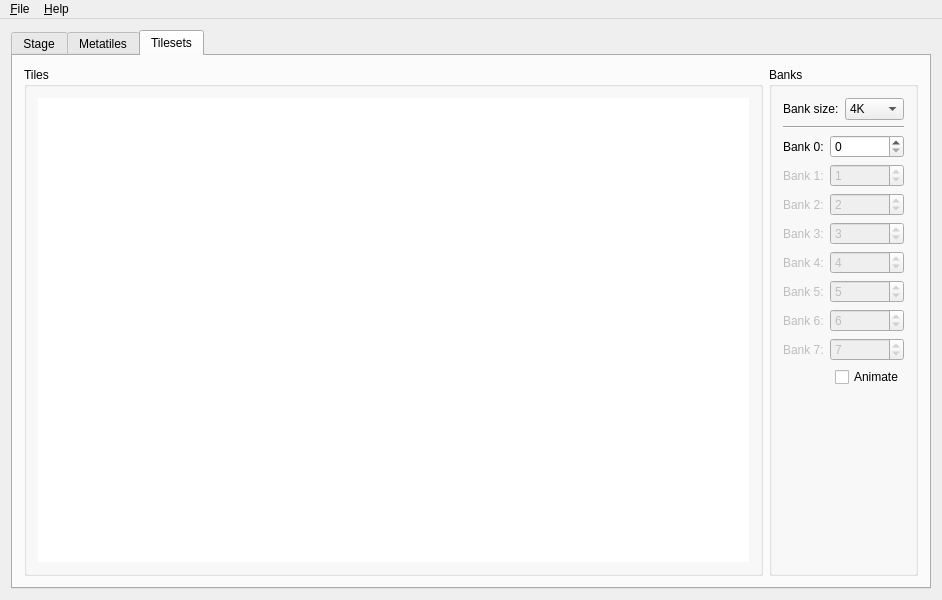
Above: nesstagetool.ui from BattyBovine/NES-Stage-Tool before the change. Below: the same form after it.
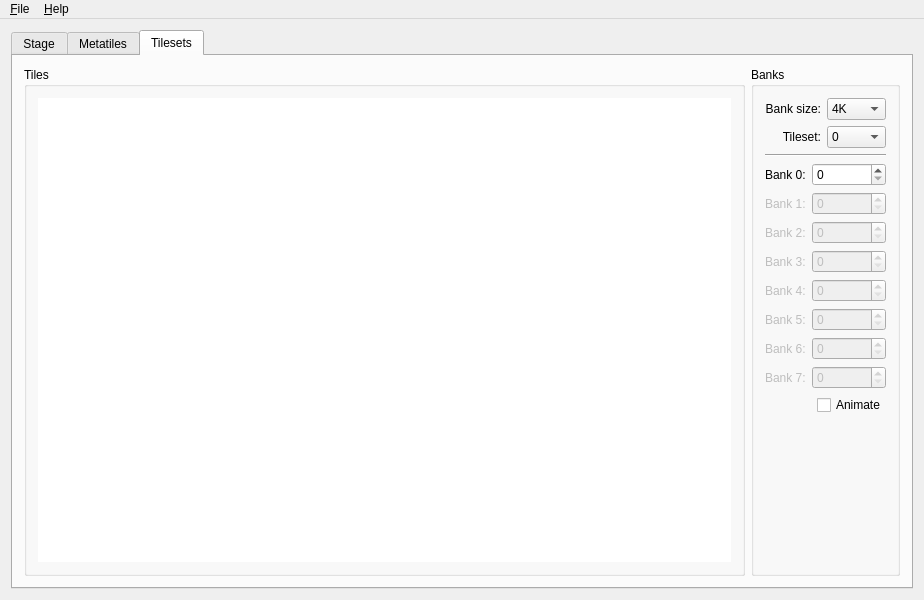
That is the form after the change. The open tabs and pages were chosen to show the change. Custom widgets are drawn as their Qt base class.

Commit message: Preliminary support for cached global tilesets begins now.

Diff of the .ui file:
```diff
--- a/nesstagetool.ui
+++ b/nesstagetool.ui
@@ -6,13 +6,13 @@
    <rect>
     <x>0</x>
     <y>0</y>
-    <width>942</width>
+    <width>924</width>
     <height>600</height>
    </rect>
   </property>
   <property name="minimumSize">
    <size>
-    <width>942</width>
+    <width>924</width>
     <height>600</height>
    </size>
   </property>
@@ -23,7 +23,7 @@
    <string>NES Stage Tool</string>
   </property>
   <widget class="QWidget" name="centralWidget">
-   <layout class="QVBoxLayout" name="verticalLayout_9">
+   <layout class="QHBoxLayout" name="horizontalLayout_12">
     <item>
      <widget class="QTabWidget" name="tabWidget">
       <property name="currentIndex">
@@ -729,21 +729,8 @@
           </property>
           <layout class="QVBoxLayout" name="verticalLayout_6">
            <item>
-            <layout class="QHBoxLayout" name="horizontalLayout_12">
-             <item>
-              <widget class="QLabel" name="labelBankSize">
-               <property name="sizePolicy">
-                <sizepolicy hsizetype="Maximum" vsizetype="Preferred">
-                 <horstretch>0</horstretch>
-                 <verstretch>0</verstretch>
-                </sizepolicy>
-               </property>
-               <property name="text">
-                <string>Bank size:</string>
-               </property>
-              </widget>
-             </item>
-             <item>
+            <layout class="QGridLayout" name="gridLayout_2">
+             <item row="0" column="1">
               <widget class="QComboBox" name="comboBankSize">
                <item>
                 <property name="text">
@@ -767,6 +754,70 @@
                </item>
               </widget>
              </item>
+             <item row="1" column="1">
+              <widget class="QComboBox" name="comboGlobalTileset">
+               <item>
+                <property name="text">
+                 <string>0</string>
+                </property>
+               </item>
+               <item>
+                <property name="text">
+                 <string>1</string>
+                </property>
+               </item>
+               <item>
+                <property name="text">
+                 <string>2</string>
+                </property>
+               </item>
+               <item>
+                <property name="text">
+                 <string>3</string>
+                </property>
+               </item>
+               <item>
+                <property name="text">
+                 <string>4</string>
+                </property>
+               </item>
+               <item>
+                <property name="text">
+                 <string>5</string>
+                </property>
+               </item>
+               <item>
+                <property name="text">
+                 <string>6</string>
+                </property>
+               </item>
+               <item>
+                <property name="text">
+                 <string>7</string>
+                </property>
+               </item>
+              </widget>
+             </item>
+             <item row="0" column="0">
+              <widget class="QLabel" name="labelBankSize">
+               <property name="text">
+                <string>Bank size:</string>
+               </property>
+               <property name="alignment">
+                <set>Qt::AlignRight|Qt::AlignTrailing|Qt::AlignVCenter</set>
+               </property>
+              </widget>
+             </item>
+             <item row="1" column="0">
+              <widget class="QLabel" name="label_8">
+               <property name="text">
+                <string>Tileset:</string>
+               </property>
+               <property name="alignment">
+                <set>Qt::AlignRight|Qt::AlignTrailing|Qt::AlignVCenter</set>
+               </property>
+              </widget>
+             </item>
             </layout>
            </item>
            <item>
@@ -826,9 +877,6 @@
                <property name="maximum">
                 <number>255</number>
                </property>
-               <property name="value">
-                <number>1</number>
-               </property>
               </widget>
              </item>
             </layout>
@@ -859,9 +907,6 @@
                <property name="maximum">
                 <number>255</number>
                </property>
-               <property name="value">
-                <number>2</number>
-               </property>
               </widget>
              </item>
             </layout>
@@ -892,9 +937,6 @@
                <property name="maximum">
                 <number>255</number>
                </property>
-               <property name="value">
-                <number>3</number>
-               </property>
               </widget>
              </item>
             </layout>
@@ -925,9 +967,6 @@
                <property name="maximum">
                 <number>255</number>
                </property>
-               <property name="value">
-                <number>4</number>
-               </property>
               </widget>
              </item>
             </layout>
@@ -958,9 +997,6 @@
                <property name="maximum">
                 <number>255</number>
                </property>
-               <property name="value">
-                <number>5</number>
-               </property>
               </widget>
              </item>
             </layout>
@@ -991,9 +1027,6 @@
                <property name="maximum">
                 <number>255</number>
                </property>
-               <property name="value">
-                <number>6</number>
-               </property>
               </widget>
              </item>
             </layout>
@@ -1024,9 +1057,6 @@
                <property name="maximum">
                 <number>255</number>
                </property>
-               <property name="value">
-                <number>7</number>
-               </property>
               </widget>
              </item>
             </layout>
@@ -1082,7 +1112,7 @@
     <rect>
      <x>0</x>
      <y>0</y>
-     <width>942</width>
+     <width>924</width>
      <height>21</height>
     </rect>
    </property>
```
Left out of the diff: 559 changed lines with no effect on the pictures. Lines whose indentation alone changed are shown as unchanged. The commit also changes 17 other files.
